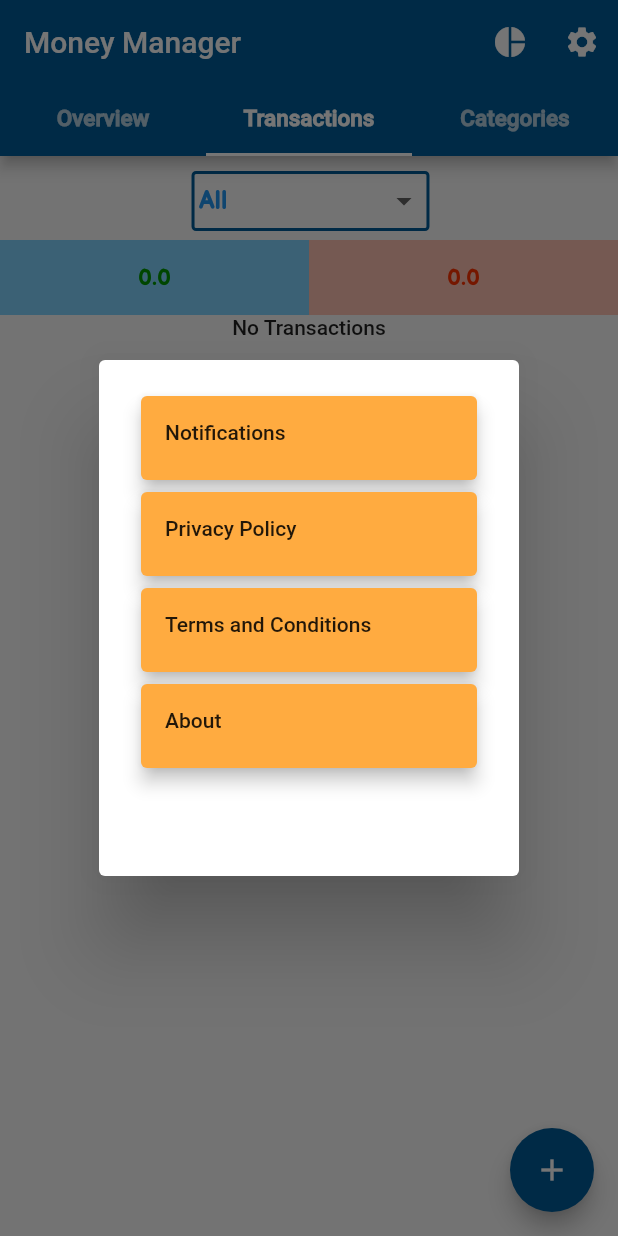
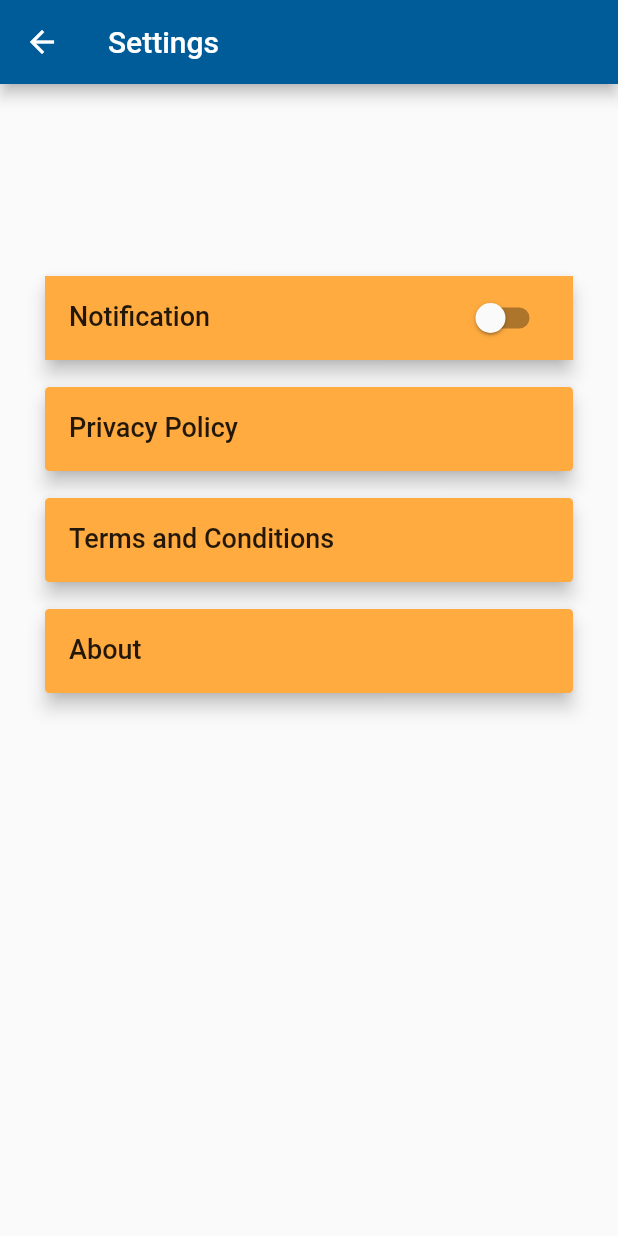
Before and after one commit to Harlygrg/money-manager-app25-11-2021, a Flutter app: the HomePage screen opened by its route, tab 2 chosen, after a tap on the "settings" icon, on a phone screen of 412 x 824 dp. Run offline on Flutter 3.47's test engine with Material 2 defaults, Android fonts, the light colour scheme and no system bars; our stand-ins replace flutter_datetime_picker, flutter_local_notifications, hive, hive_flutter, pie_chart, shared_preferences; accounts and stored records are empty; Roboto replaces fonts that are missing (Outfit).

Commit message:
Settings page created, notfication togglebutton done

```diff
--- a/lib/main.dart
+++ b/lib/main.dart
@@ -14,13 +14,17 @@ import 'package:money_manager_app/widgetsUI/adding_expense_or_income.dart';
 import 'package:money_manager_app/widgetsUI/piechart.dart';
 import 'package:money_manager_app/widgetsUI/testingPage.dart';
 import 'package:flutter_local_notifications/flutter_local_notifications.dart';
+import 'package:shared_preferences/shared_preferences.dart';
+import 'package:money_manager_app/widgetsUI/settings_page.dart';
 
 final FlutterLocalNotificationsPlugin flutterLocalNotificationsPlugin =
 FlutterLocalNotificationsPlugin();
 const categoryBoxName ="categoryMain";
 const incomeExpenseBoxName ="incomeExpenseMain";
+  late SharedPreferences sharedPreferences;
 void main() async{
   WidgetsFlutterBinding.ensureInitialized();
+  sharedPreferences = await SharedPreferences.getInstance();
   Directory document = await getApplicationDocumentsDirectory();
   Hive.init(document.path);
   Hive.registerAdapter(CategoryModelAdapter());
@@ -42,6 +46,7 @@ class MyApp extends StatelessWidget {
         'AddIncomeOrExpense':(context) =>  AddIncomeOrExpense(),
         'pie_chart':(context) =>  Piechart(),
         'HomePage':(context) =>  HomePage(),
+        'SettingsPage':(context) =>  Setting(),
 
 
       },
--- a/lib/widgetsUI/custom_widgets.dart
+++ b/lib/widgetsUI/custom_widgets.dart
@@ -150,6 +150,9 @@ Widget listTileCard({
 }){
   return Card(elevation: elevation,
     color: tileColor,
+    shape: RoundedRectangleBorder(
+      borderRadius: BorderRadius.circular(3.0),
+    ),
     child: ListTile(
       leading: Text(leading,style: TextStyle(fontSize: leadingFontSize,fontFamily: "Roboto"),),
       title: Text(title,style: TextStyle(fontFamily: "Roboto",),),
--- a/lib/widgetsUI/home_page.dart
+++ b/lib/widgetsUI/home_page.dart
@@ -1,10 +1,13 @@
+
 
 import 'package:flutter/material.dart';
+import 'package:money_manager_app/main.dart';
 import 'package:money_manager_app/widgetsUI/custom_widgets.dart';
 import 'package:money_manager_app/widgetsUI/transactions_page.dart';
 import 'package:money_manager_app/widgetsUI/overview_page.dart';
 import 'package:money_manager_app/widgetsUI/categories_page.dart';
 import 'package:money_manager_app/widgetsUI/adding_expense_or_income.dart';
+import 'package:shared_preferences/shared_preferences.dart';
 
 class HomePage extends StatefulWidget {
   const HomePage({Key? key}) : super(key: key);
@@ -14,9 +17,6 @@ class HomePage extends StatefulWidget {
 
 class _HomePageState extends State<HomePage> with SingleTickerProviderStateMixin {
   late TabController _tabController;
-  bool isSwitched = true;
-  TimeOfDay? time;
-  TimeOfDay? picked;
   late int tabIndex;
 
 
@@ -40,21 +40,8 @@ class _HomePageState extends State<HomePage> with SingleTickerProviderStateMixin
     // TODO: implement initState
     super.initState();
     _tabController = TabController(length: 3, vsync: this,initialIndex: 0);
-    time = TimeOfDay.now();
+  }
 
-  }
-  Future<Null> selectTime(BuildContext context) async {
-    picked = await showTimePicker(context: context, initialTime: time!);
-    if(picked!=null){
-      setState(() {
-        time = picked;
-      });
-    }
-  }
-  // tabIndexValue(){
-  //   tabIndex = _tabController.index;
-  //   return tabIndex;
-  // }
 
   @override
   Widget build(BuildContext context) {
@@ -75,94 +62,7 @@ class _HomePageState extends State<HomePage> with SingleTickerProviderStateMixin
           ),
           appBarRightSideIconButton(
               onPressed: (){
-                showDialog(context: context,
-                    builder: (context){
-                      return AlertDialog(
-                          content: Container(
-                            width: 100,height: 300,
-                            child: Column(
-                              mainAxisSize: MainAxisSize.min,
-                              children: [
-                                listTileCard(
-                                    leading: "Notifications",
-                                    onTap: (){
-                                      Navigator.pop(context);
-                                      //selectTime(context);
-                                      showDialog(context: context,
-                                          builder: (context){
-                                            return AlertDialog(
-                                              //content:
-                                              // Container(
-                                              //   width: 150,
-                                              //   child: Column(
-                                              //     mainAxisSize: MainAxisSize.min,
-                                              //     crossAxisAlignment:
-                                              //     CrossAxisAlignment.start,
-                                              //     children: [
-                                              //       //Text("Time${time!.hour}:${time!.minute}",style: TextStyle(fontSize: 20),),
-                                              //       // elevatedButton(
-                                              //       //     buttonName: "SetNotification",
-                                              //       //     onPressed: (){
-                                              //       // })
-                                              //     ],
-                                              //   ),
-                                              // ),
-                                              actions: [
-                                                Row(
-                                                  mainAxisAlignment:MainAxisAlignment.spaceEvenly ,
-                                                  children: [
-                                                    Text("${time!.hour}:${time!.minute}  ${time!.period}",style: TextStyle(fontSize: 15),),
-                                                    Switch(
-                                                      value: isSwitched,
-                                                      onChanged: (value) {
-                                                        //isSwitched=false;
-                                                        setState(() {
-                                                          isSwitched = value;
-                                                          print(isSwitched);
-                                                        });
-                                                        selectTime(context);
-                                                      },
-                                                      activeTrackColor: Colors.yellow,
-                                                      activeColor: Colors.orangeAccent,
-                                                    ),
-                                                  ],
-                                                )
-
-                                              ],
-                                            );
-                                          }
-                                      );
-
-                                    },
-                                    tileColor: Colors.orangeAccent
-                                ),
-                                listTileCard(
-                                    leading: "Privacy Policy",
-                                    onTap: (){},
-                                    tileColor: Colors.orangeAccent
-                                ),
-                                listTileCard(
-                                    leading: "Terms and Conditions",
-                                    onTap: (){},
-                                    tileColor: Colors.orangeAccent
-                                ),
-                                listTileCard(
-                                    leading: "About",
-                                    onTap: (){
-                                      showAboutDialog(context: context,
-                                        applicationName: "Money Manager",
-
-                                      );
-                                    },
-                                    tileColor: Colors.orangeAccent
-                                )
-
-                              ],
-                            ),
-                          )
-                      );
-                    }
-                );
+                Navigator.pushNamed(context, 'SettingsPage');
               },
               icon:Icon( Icons.settings,)
           ),
@@ -205,3 +105,61 @@ class _HomePageState extends State<HomePage> with SingleTickerProviderStateMixin
     );
   }
 }
+// listTileCard(
+// leading: "Notifications",
+// // onTap: (){
+// //   Navigator.pop(context);
+// //   selectTime(context);
+// //   showDialog(context: context,
+// //       builder: (context){
+// //         return AlertDialog(
+// //           //content:
+// //           // Container(
+// //           //   width: 150,
+// //           //   child: Column(
+// //           //     mainAxisSize: MainAxisSize.min,
+// //           //     crossAxisAlignment:
+// //           //     CrossAxisAlignment.start,
+// //           //     children: [
+// //           //       //Text("Time${time!.hour}:${time!.minute}",style: TextStyle(fontSize: 20),),
+// //           //       // elevatedButton(
+// //           //       //     buttonName: "SetNotification",
+// //           //       //     onPressed: (){
+// //           //       // })
+// //           //     ],
+// //           //   ),
+// //           // ),
+// //           actions: [
+// //             Row(
+// //               mainAxisAlignment:MainAxisAlignment.spaceEvenly ,
+// //               children: [
+// //                 Text("${time!.hour}:${time!.minute}  ${time!.period}",style: TextStyle(fontSize: 15),),
+// //                 Switch(
+// //                   value: isSwitched,
+// //                   onChanged: (bool value) {
+// //                     //isSwitched=false;
+// //
+// //                     setState(() {
+// //                       isSwitched =value;
+// //                       print(isSwitched);
+// //
+// //                     });
+// //                     if(isSwitched==true){
+// //                       selectTime(context);
+// //                     }
+// //
+// //                   },
+// //                   activeTrackColor: Colors.yellow,
+// //                   activeColor: Colors.orangeAccent,
+// //                 ),
+// //               ],
+// //             )
+// //
+// //           ],
+// //         );
+// //       }
+// //   );
+// //
+// // },
+// tileColor: Colors.orangeAccent
+// ),
--- /dev/null
+++ b/lib/widgetsUI/settings_page.dart
@@ -0,0 +1,101 @@
+
+
+import 'package:flutter/material.dart';
+import 'package:money_manager_app/widgetsUI/custom_widgets.dart';
+
+class Setting extends StatefulWidget {
+  const Setting({Key? key}) : super(key: key);
+
+  @override
+  _SettingState createState() => _SettingState();
+}
+
+class _SettingState extends State<Setting> {
+  bool isSwitched =false;
+  TimeOfDay? picked;
+  String _selectedTime ='8: AM';
+  Future<void> selectTime(BuildContext context) async {
+    picked = await showTimePicker(context: context, initialTime: TimeOfDay.now());
+    if(picked!=null){
+      setState(() {
+        _selectedTime =picked!.format(context);
+      });
+    }
+  }
+  @override
+  Widget build(BuildContext context) {
+    return Scaffold(
+      appBar: AppBar(
+        backgroundColor: Color(0xff005c99),
+        title: Text("Settings",),
+      ),
+      body: SafeArea(
+        child: Center(
+          child: Container(
+            width: 360,height: 520,
+            child: Column(
+              mainAxisSize: MainAxisSize.min,
+              children: [
+                Card(elevation: 5,
+              shape: RoundedRectangleBorder(
+                borderRadius: BorderRadius.circular(3.0)),
+                  child: ListTile(
+                    leading: Text("Notification",
+                      style:TextStyle(fontSize: 18) ,),
+                    tileColor: Colors.orangeAccent,
+                    title: isSwitched?TextButton(
+                        onPressed: (){
+                          selectTime(context);
+                        },
+                        child:
+                        Text(_selectedTime,
+                          style: TextStyle(color: Colors.black,fontSize: 18),)
+                    ):null ,
+//Text("${time!.hour}:${time!.minute}",),
+                    trailing:Switch(
+                      value: isSwitched,
+                      onChanged: (bool value) {
+//isSwitched=false;
+
+                        setState(() {
+                          isSwitched =value;
+                        });
+
+                      },
+                      activeTrackColor: Colors.white,
+                      activeColor: Colors.blue,
+                    ),
+                  ),
+                ),
+                divider(height: 10),
+                listTileCard(
+                    leading: "Privacy Policy",leadingFontSize: 18,
+                    onTap: (){},
+                    tileColor: Colors.orangeAccent
+                ),
+                divider(height: 10),
+                listTileCard(
+                    leading: "Terms and Conditions",leadingFontSize: 18,
+                    onTap: (){},
+                    tileColor: Colors.orangeAccent
+                ),
+                divider(height: 10),
+                listTileCard(
+                    leading: "About",leadingFontSize: 18,
+                    onTap: (){
+                      showAboutDialog(context: context,
+                        applicationName: "Money Manager",
+
+                      );
+                    },
+                    tileColor: Colors.orangeAccent
+                ),
+
+              ],
+            ),
+          ),
+        ),
+      ),
+    );
+  }
+}
--- a/pubspec.yaml
+++ b/pubspec.yaml
@@ -43,6 +43,7 @@ dependencies:
   # The following adds the Cupertino Icons font to your application.
   # Use with the CupertinoIcons class for iOS style icons.
   cupertino_icons: ^1.0.2
+  shared_preferences: ^2.0.9
 
 dev_dependencies:
   flutter_test:
```
Also changed, not shown: lib/widgetsUI/login_page.dart (+21 -1 lines), pubspec.lock.
